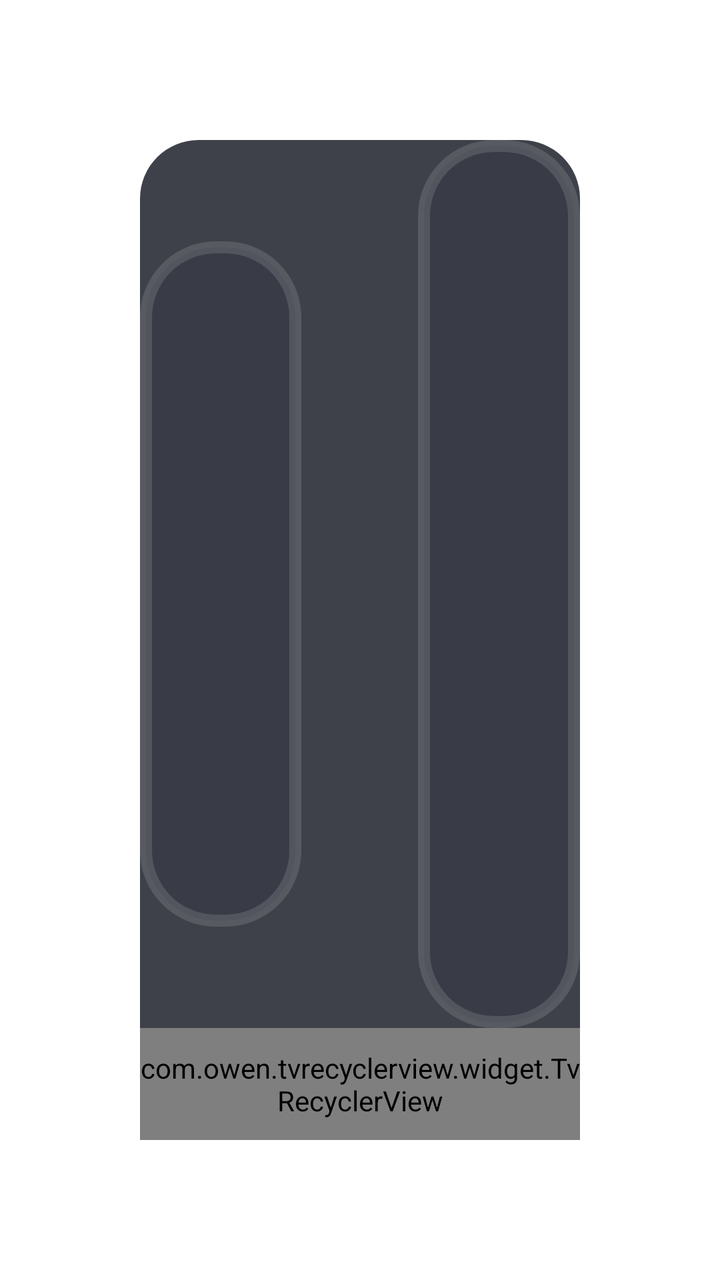
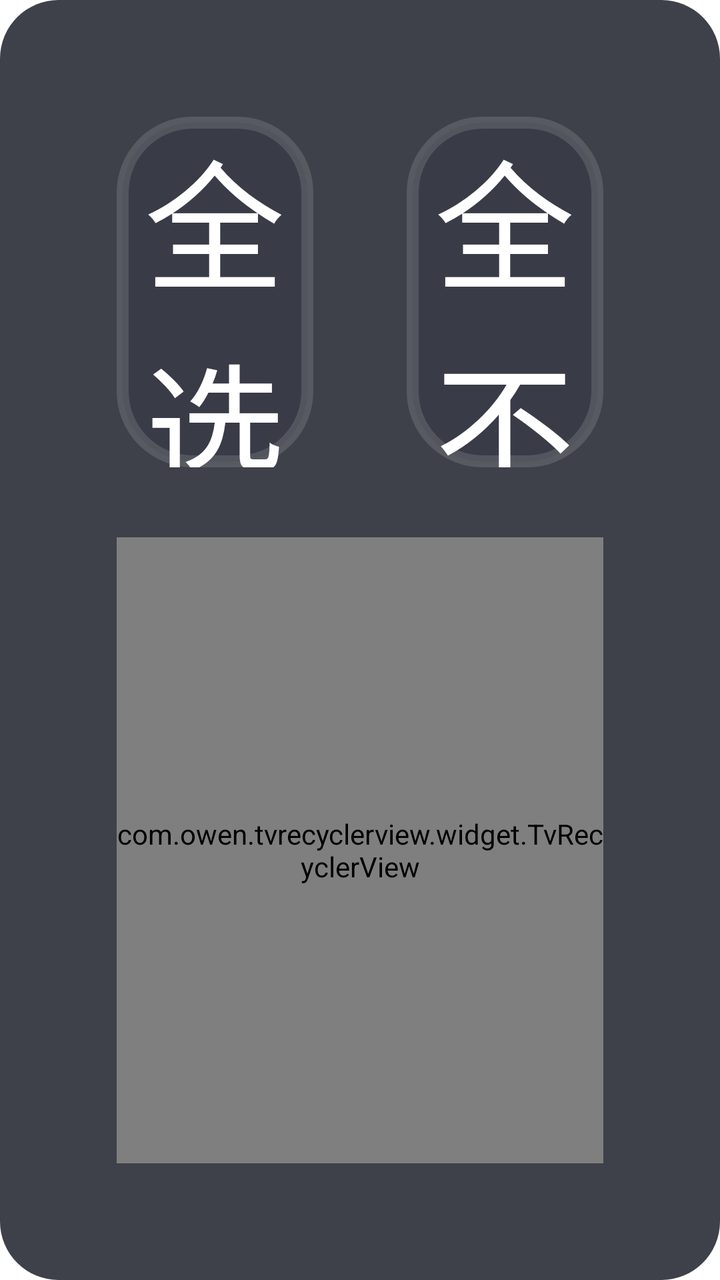

Two renders of the same Android screen: before a commit and after it. Below are the layout's source before the change and the commit's diff.
<!-- AndroidManifest.xml: application theme AppTheme.NoActionBar -->
<!-- res/layout/dialog_checkbox_search.xml -->
<?xml version="1.0" encoding="utf-8"?>
<FrameLayout xmlns:android="http://schemas.android.com/apk/res/android"
    xmlns:app="http://schemas.android.com/apk/res-auto"
    xmlns:tools="http://schemas.android.com/tools"
    android:layout_width="match_parent"
    android:layout_height="match_parent">
    <LinearLayout
        android:id="@+id/root"
        android:layout_width="match_parent"
        android:layout_height="match_parent"
        android:layout_gravity="center"
        android:layout_marginLeft="@dimen/vs_12"
        android:layout_marginTop="@dimen/vs_12"
        android:layout_marginRight="@dimen/vs_12"
        android:layout_marginBottom="@dimen/vs_12"
        android:background="@drawable/shape_dialog_pg_search_checkbox"
        android:orientation="vertical">


        <LinearLayout
            android:orientation="horizontal"
            android:weightSum="2"
            android:layout_width="match_parent"
            android:layout_height="wrap_content">
            <TextView
                android:id="@+id/checkAll"
                android:layout_width="0dp"
                android:layout_height="wrap_content"
                android:layout_weight="1"
                android:layout_gravity="center"
                android:gravity="center"
                android:background="@drawable/button_danmu_setting"
                android:clickable="true"
                android:focusable="true"
                android:padding="@dimen/vs_12"
                android:textColor="@color/dialog_text_primary"
                android:textSize="@dimen/ts_14"
                android:text="全选" />

            <TextView
                android:id="@+id/clearAll"
                android:layout_width="0dp"
                android:layout_height="wrap_content"
                android:layout_marginLeft="@dimen/vs_10"
                android:layout_weight="1"
                android:layout_gravity="center"
                android:gravity="center"
                android:background="@drawable/button_danmu_setting"
                android:clickable="true"
                android:focusable="true"
                android:padding="@dimen/vs_12"
                android:text="全不选"
                android:textColor="@color/dialog_text_primary"
                android:textSize="@dimen/ts_14" />
        </LinearLayout>

        <com.owen.tvrecyclerview.widget.TvRecyclerView
            android:id="@+id/mGridView"
            android:layout_width="match_parent"
            android:layout_height="0dp"
            android:layout_weight="1"
            android:orientation="vertical"/>

    </LinearLayout>

</FrameLayout>
<!-- resources referenced by this layout -->
<resources>
  <color name="dialog_text_primary">#FFFFFFFF</color>
  <dimen name="ts_14">12mm</dimen>
  <dimen name="vs_10">10mm</dimen>
  <dimen name="vs_12">12mm</dimen>
  <!-- drawable button_danmu_setting (drawable) -->
  <?xml version="1.0" encoding="utf-8"?>
  <selector xmlns:android="http://schemas.android.com/apk/res/android">
      <item android:state_focused="true">
          <shape>
              <corners android:radius="@dimen/vs_6" />
              <solid android:color="@color/dialog_control_bg_focused" />
              <stroke
                  android:width="@dimen/vs_1"
                  android:color="@color/dialog_control_stroke_focused" />
          </shape>
      </item>
      <item>
          <shape>
              <corners android:radius="@dimen/vs_6" />
              <solid android:color="@color/dialog_control_bg" />
              <stroke
                  android:width="@dimen/vs_1"
                  android:color="@color/dialog_control_stroke" />
          </shape>
      </item>
  </selector>
  <!-- drawable shape_dialog_pg_search_checkbox (drawable) -->
  <?xml version="1.0" encoding="utf-8"?>
  <shape xmlns:android="http://schemas.android.com/apk/res/android">
      <corners android:radius="@dimen/vs_5" />
      <solid android:color="@color/dialog_panel_bg" />
  </shape>
  <style name="AppTheme.NoActionBar" parent="AppTheme">
          <item name="android:windowActionBar">false</item>
          <item name="android:windowNoTitle">true</item>
          <item name="windowActionBar">false</item>
          <item name="android:windowFullscreen">false</item>//手机版：默认保留状态栏，全屏页面运行时再隐藏
          <item name="android:windowContentOverlay">@null</item>//是否有遮盖
          <item name="windowNoTitle">true</item>
          <item name="android:keepScreenOn">true</item>
          
          <item name="android:windowBackground">@android:color/transparent</item>
          
          <item name="android:statusBarColor">@android:color/transparent</item>
          <item name="android:windowDrawsSystemBarBackgrounds">true</item>
      </style>
  <dimen name="vs_6">6mm</dimen>
  <color name="dialog_control_bg_focused">#CC1890FF</color>
  <dimen name="vs_1">1mm</dimen>
  <color name="dialog_control_stroke_focused">#CC02F8E1</color>
  <color name="dialog_control_bg">#80353744</color>
  <color name="dialog_control_stroke">#22FFFFFF</color>
  <dimen name="vs_5">5mm</dimen>
  <color name="dialog_panel_bg">#D91D202A</color>
  <style name="AppTheme" parent="Theme.AppCompat.Light.DarkActionBar">
          
          <item name="colorPrimary">@color/color_6200EE</item>
          <item name="colorPrimaryDark">@color/color_3700B3</item>
          <item name="colorAccent">@color/color_03DAC5</item>
      </style>
  <color name="color_6200EE">#6200EE</color>
  <color name="color_3700B3">#3700B3</color>
  <color name="color_03DAC5">#03DAC5</color>
</resources>

<!-- the commit's change to res/layout/dialog_checkbox_search.xml (unified diff, before → after) -->
@@ -4,35 +4,32 @@
     xmlns:tools="http://schemas.android.com/tools"
     android:layout_width="match_parent"
     android:layout_height="match_parent">
+
     <LinearLayout
         android:id="@+id/root"
         android:layout_width="match_parent"
         android:layout_height="match_parent"
         android:layout_gravity="center"
-        android:layout_marginLeft="@dimen/vs_12"
-        android:layout_marginTop="@dimen/vs_12"
-        android:layout_marginRight="@dimen/vs_12"
-        android:layout_marginBottom="@dimen/vs_12"
         android:background="@drawable/shape_dialog_pg_search_checkbox"
-        android:orientation="vertical">
-
+        android:orientation="vertical"
+        android:padding="@dimen/vs_10">
 
         <LinearLayout
             android:orientation="horizontal"
             android:weightSum="2"
             android:layout_width="match_parent"
             android:layout_height="wrap_content">
+
             <TextView
                 android:id="@+id/checkAll"
                 android:layout_width="0dp"
-                android:layout_height="wrap_content"
+                android:layout_height="@dimen/vs_30"
                 android:layout_weight="1"
                 android:layout_gravity="center"
                 android:gravity="center"
                 android:background="@drawable/button_danmu_setting"
                 android:clickable="true"
                 android:focusable="true"
-                android:padding="@dimen/vs_12"
                 android:textColor="@color/dialog_text_primary"
                 android:textSize="@dimen/ts_14"
                 android:text="全选" />
@@ -40,15 +37,14 @@
             <TextView
                 android:id="@+id/clearAll"
                 android:layout_width="0dp"
-                android:layout_height="wrap_content"
-                android:layout_marginLeft="@dimen/vs_10"
+                android:layout_height="@dimen/vs_30"
+                android:layout_marginLeft="@dimen/vs_8"
                 android:layout_weight="1"
                 android:layout_gravity="center"
                 android:gravity="center"
                 android:background="@drawable/button_danmu_setting"
                 android:clickable="true"
                 android:focusable="true"
-                android:padding="@dimen/vs_12"
                 android:text="全不选"
                 android:textColor="@color/dialog_text_primary"
                 android:textSize="@dimen/ts_14" />
@@ -58,8 +54,9 @@
             android:id="@+id/mGridView"
             android:layout_width="match_parent"
             android:layout_height="0dp"
+            android:layout_marginTop="@dimen/vs_6"
             android:layout_weight="1"
-            android:orientation="vertical"/>
+            android:orientation="vertical" />
 
     </LinearLayout>
 
<!-- resource entries referenced after the edit -->
@@ -3,7 +3,7 @@
   <color name="dialog_text_primary">#FFFFFFFF</color>
   <dimen name="ts_14">12mm</dimen>
   <dimen name="vs_10">10mm</dimen>
-  <dimen name="vs_12">12mm</dimen>
+  <dimen name="vs_30">30mm</dimen>
   <!-- drawable button_danmu_setting (drawable) -->
   <?xml version="1.0" encoding="utf-8"?>
   <selector xmlns:android="http://schemas.android.com/apk/res/android">
@@ -47,6 +47,7 @@
           <item name="android:windowDrawsSystemBarBackgrounds">true</item>
       </style>
   <dimen name="vs_6">6mm</dimen>
+  <dimen name="vs_8">8mm</dimen>
   <color name="dialog_control_bg_focused">#CC1890FF</color>
   <dimen name="vs_1">1mm</dimen>
   <color name="dialog_control_stroke_focused">#CC02F8E1</color>
